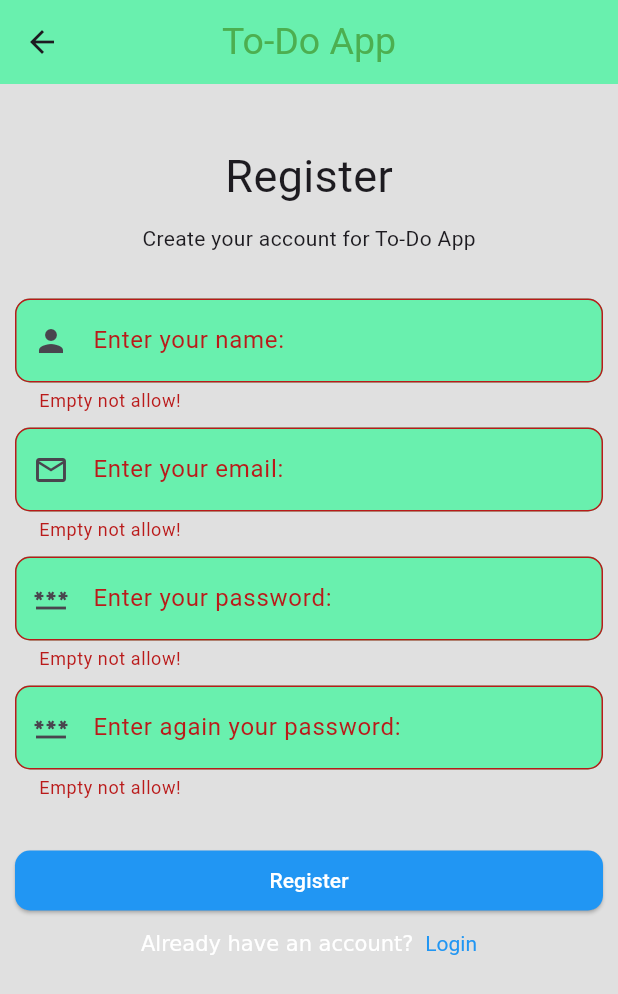
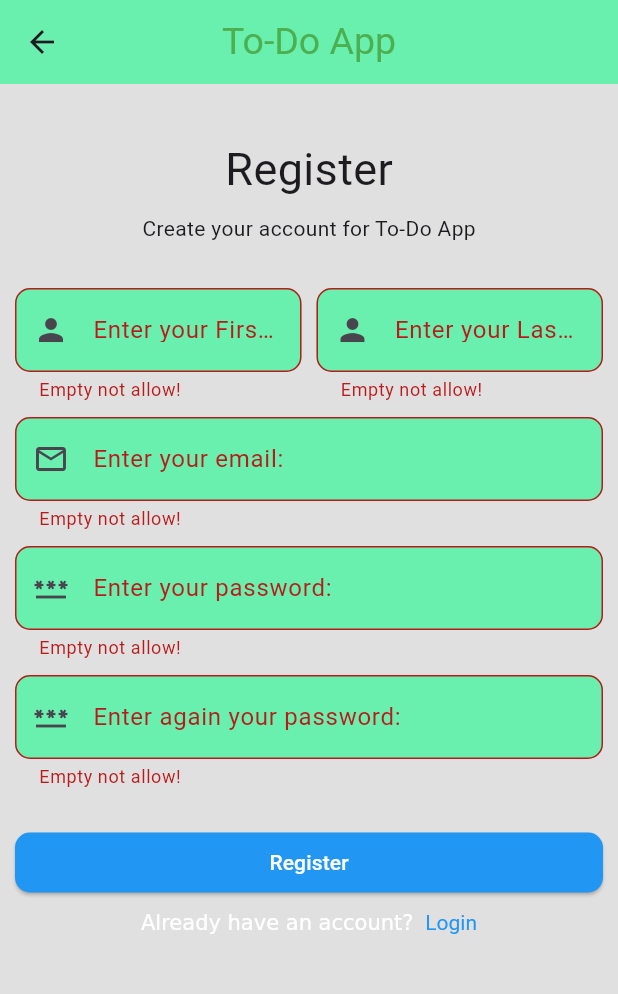
Before and after one commit to mdrazaulkabir/to_do_app, a Flutter app: the signUp screen opened directly, after a tap on "Register", on a phone screen of 412 x 824 dp. Shown: the top 994 px of the screen. Run offline on Flutter 3.47's test engine with Material 3 defaults, Android fonts, the phone set to English and light mode, and no system bars.

Commit message:
second commit

```diff
--- a/lib/signUp.dart
+++ b/lib/signUp.dart
@@ -11,8 +11,7 @@ class signUp extends StatefulWidget {
 }
 
 class _signUpState extends State<signUp> {
-
-  final formkey=GlobalKey<FormState>();
+  final formkey = GlobalKey<FormState>();
   TextEditingController nameController = TextEditingController();
   TextEditingController emailController = TextEditingController();
   TextEditingController passController = TextEditingController();
@@ -33,20 +32,20 @@ class _signUpState extends State<signUp> {
       body: Padding(
         padding: EdgeInsets.all(10),
         child: Form(
-          key:formkey,
+          key: formkey,
           child: SingleChildScrollView(
             child: Column(
               mainAxisAlignment: MainAxisAlignment.start,
               children: [
                 SizedBox(
-                  height: 30,
+                  height: 25,
                 ),
                 Text(
                   "Register",
                   style: TextStyle(fontSize: 30),
                 ),
                 SizedBox(
-                  height: 10,
+                  height: 8,
                 ),
                 Text(
                   "Create your account for To-Do App",
@@ -54,7 +53,11 @@ class _signUpState extends State<signUp> {
                 SizedBox(
                   height: 30,
                 ),
-                TextFormField(
+                Row(
+                  mainAxisAlignment: MainAxisAlignment.spaceBetween,
+                  children: [
+                    Expanded(
+                      child: TextFormField(
                         controller: nameController,
                         validator: (value) {
                           if (value == null || value.isEmpty) {
@@ -63,12 +66,34 @@ class _signUpState extends State<signUp> {
                         },
                         decoration: InputDecoration(
                             prefixIcon: Icon(Icons.person),
-                      hintText: "Username",
-                      labelText: "Enter your name:",
+                            hintText: "FirstName",
+                            labelText: "Enter your FirstName:",
                             border: OutlineInputBorder(
                                 borderRadius: BorderRadius.circular(10)),
                             fillColor: Colors.greenAccent,
                             filled: true),
+                      ),
+                    ),
+                    SizedBox(width: 10,),
+                    Expanded(
+                      child: TextFormField(
+                        controller: nameController,
+                        validator: (value) {
+                          if (value == null || value.isEmpty) {
+                            return "Empty not allow!";
+                          }
+                        },
+                        decoration: InputDecoration(
+                            prefixIcon: Icon(Icons.person),
+                            hintText: "LastName",
+                            labelText: "Enter your LastName:",
+                            border: OutlineInputBorder(
+                                borderRadius: BorderRadius.circular(10)),
+                            fillColor: Colors.greenAccent,
+                            filled: true),
+                      ),
+                    ),
+                  ],
                 ),
                 SizedBox(
                   height: 10,
@@ -78,15 +103,14 @@ class _signUpState extends State<signUp> {
                   validator: (value) {
                     if (value == null || value.isEmpty) {
                       return "Empty not allow!";
-                    }
-                    else if(!value.contains('@')){
+                    } else if (!value.contains('@')) {
                       return "Missing '@' symbol!";
                     }
                     return null;
                   },
                   decoration: InputDecoration(
-                    border:
-                        OutlineInputBorder(borderRadius: BorderRadius.circular(10)),
+                    border: OutlineInputBorder(
+                        borderRadius: BorderRadius.circular(10)),
                     prefixIcon: Icon(Icons.email_outlined),
                     hintText: "Email",
                     labelText: "Enter your email:",
@@ -94,7 +118,6 @@ class _signUpState extends State<signUp> {
                     fillColor: Colors.greenAccent,
                   ),
                 ),
-
                 SizedBox(
                   height: 10,
                 ),
@@ -103,15 +126,14 @@ class _signUpState extends State<signUp> {
                   validator: (value) {
                     if (value == null || value.isEmpty) {
                       return "Empty not allow!";
-                    }
-                    else if(value.length<6){
+                    } else if (value.length < 6) {
                       return "Password mush be 6 character!";
                     }
                     return null;
                   },
                   decoration: InputDecoration(
-                    border:
-                        OutlineInputBorder(borderRadius: BorderRadius.circular(10)),
+                    border: OutlineInputBorder(
+                        borderRadius: BorderRadius.circular(10)),
                     prefixIcon: Icon(Icons.password),
                     hintText: "Password",
                     labelText: "Enter your password:",
@@ -127,15 +149,14 @@ class _signUpState extends State<signUp> {
                   validator: (value) {
                     if (value == null || value.isEmpty) {
                       return "Empty not allow!";
-                    }
-                    else if(value.length<6){
+                    } else if (value.length < 6) {
                       return "Password mush be 6 character!";
                     }
                     return null;
                   },
                   decoration: InputDecoration(
-                    border:
-                        OutlineInputBorder(borderRadius: BorderRadius.circular(10)),
+                    border: OutlineInputBorder(
+                        borderRadius: BorderRadius.circular(10)),
                     prefixIcon: Icon(Icons.password),
                     hintText: "Confirm Password",
                     labelText: "Enter again your password:",
@@ -144,12 +165,13 @@ class _signUpState extends State<signUp> {
                   ),
                 ),
                 SizedBox(
-                  height: 30,
+                  height: 25,
                 ),
                 ElevatedButton(
                     onPressed: () {
-                      if(formkey.currentState!.validate()){
-                        Navigator.push(context, MaterialPageRoute(builder: (context)=>toDoApp()));
+                      if (formkey.currentState!.validate()) {
+                        Navigator.push(context,
+                            MaterialPageRoute(builder: (context) => toDoApp()));
                       }
                     },
                     style: OutlinedButton.styleFrom(
@@ -162,15 +184,18 @@ class _signUpState extends State<signUp> {
                       style: TextStyle(color: Colors.white),
                     )),
                 SizedBox(
-                  height: 10,
+                  height: 8,
                 ),
                 RichText(
-                    text: TextSpan(text: "Already have an account? ", children: [
+                    text:
+                        TextSpan(text: "Already have an account? ", children: [
                   TextSpan(
                       text: " Login",
                       style: TextStyle(color: Colors.blue),
-                      recognizer: TapGestureRecognizer()..onTap = () {
-                        Navigator.push(context, MaterialPageRoute(builder: (context)=>login()));
+                      recognizer: TapGestureRecognizer()
+                        ..onTap = () {
+                          Navigator.push(context,
+                              MaterialPageRoute(builder: (context) => login()));
                         })
                 ]))
               ],
```
Also changed, not shown: lib/login.dart (+88 -23 lines). Lines whose indentation alone changed are shown as unchanged.
